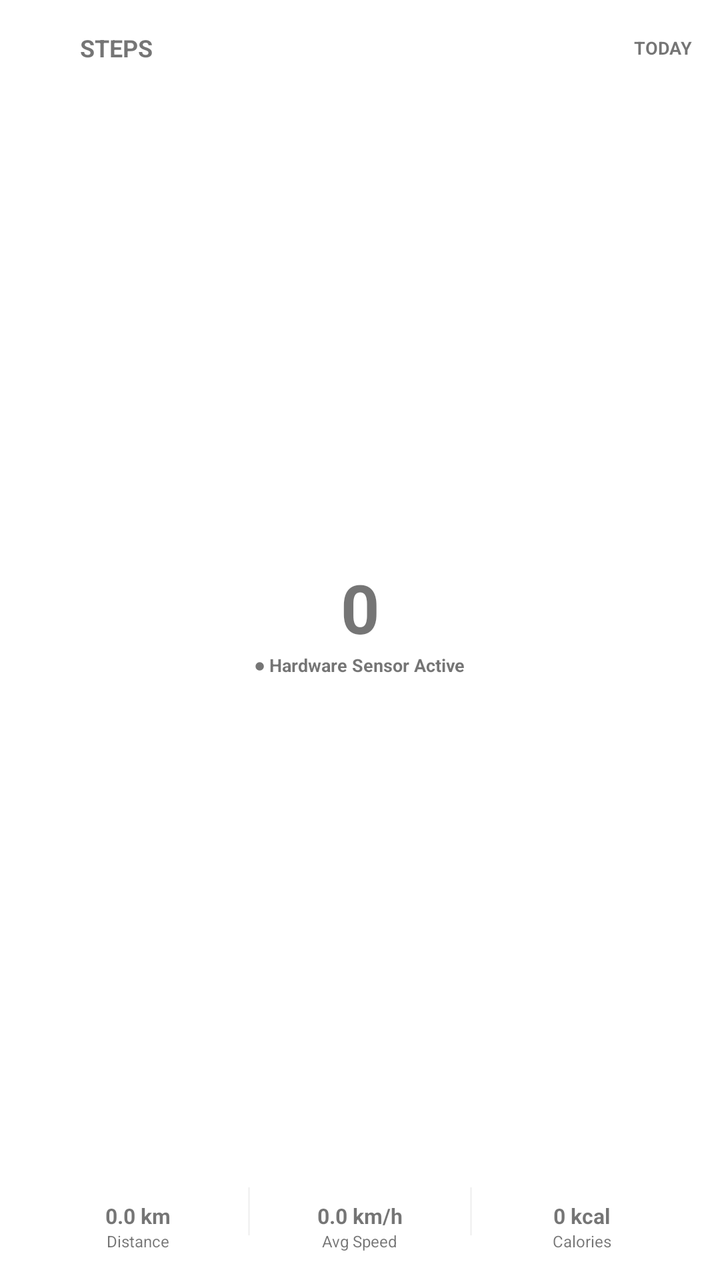
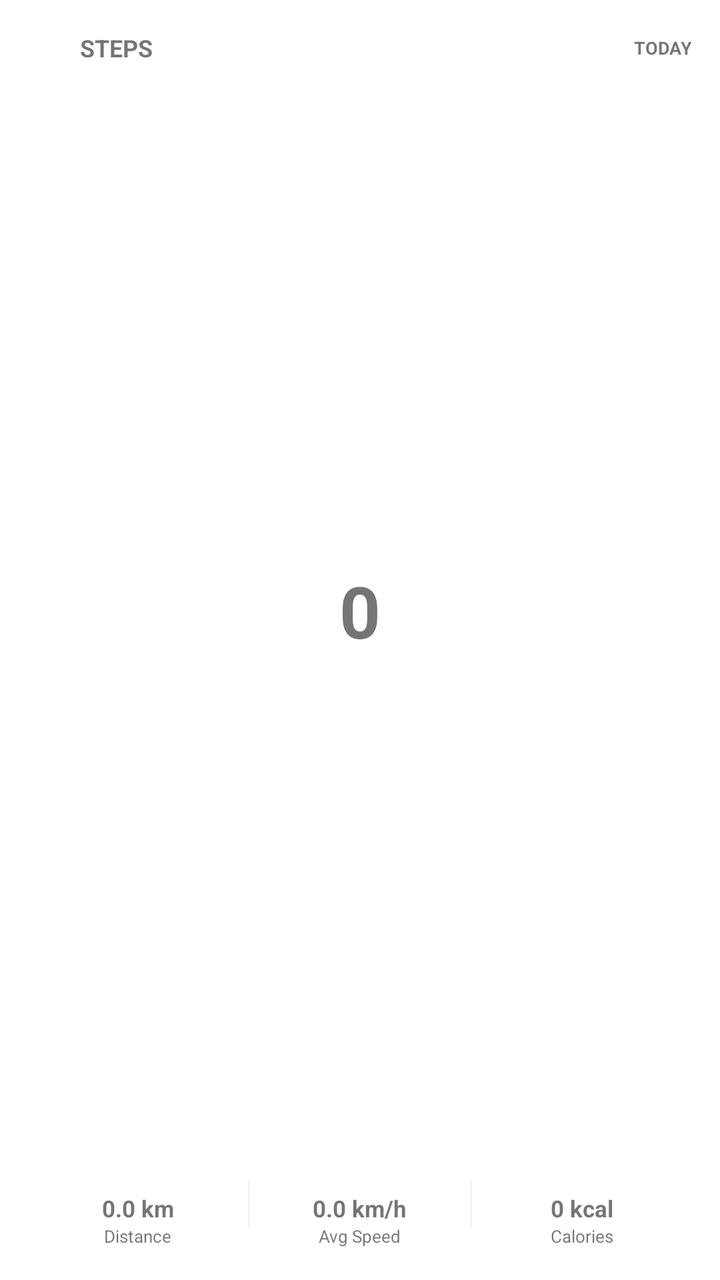

Screens rendered from an Android XML layout before and after an edit, with the pre-edit source and the edit as a unified diff.
<!-- AndroidManifest.xml: fallback theme Theme.MaterialComponents.DayNight.NoActionBar -->
<!-- res/layout/widget_tooler_step.xml -->
<?xml version="1.0" encoding="utf-8"?>
<FrameLayout xmlns:android="http://schemas.android.com/apk/res/android"
    android:id="@+id/widget_step_root"
    android:layout_width="match_parent"
    android:layout_height="match_parent"
    android:padding="2dp">

    <ImageView
        android:id="@+id/widget_step_bg"
        android:layout_width="match_parent"
        android:layout_height="match_parent"
        android:scaleType="fitXY"
        android:contentDescription="Tooler Step Counter Background" />

    <LinearLayout
        android:id="@+id/widget_step_click_area"
        android:layout_width="match_parent"
        android:layout_height="match_parent"
        android:orientation="vertical"
        android:padding="12dp"
        android:clickable="true"
        android:focusable="true"
        android:background="@drawable/widget_tile_ripple">

        
        <LinearLayout
            android:layout_width="match_parent"
            android:layout_height="wrap_content"
            android:orientation="horizontal"
            android:gravity="center_vertical">

            <ImageView
                android:id="@+id/widget_step_icon"
                android:layout_width="20dp"
                android:layout_height="20dp"
                android:scaleType="fitCenter"
                android:contentDescription="Step Icon" />

            <TextView
                android:id="@+id/widget_step_title"
                android:layout_width="0dp"
                android:layout_height="wrap_content"
                android:layout_weight="1"
                android:paddingStart="6dp"
                android:paddingEnd="6dp"
                android:singleLine="true"
                android:ellipsize="end"
                android:textSize="12sp"
                android:textStyle="bold"
                android:text="STEPS" />

            <TextView
                android:id="@+id/widget_step_badge"
                android:layout_width="wrap_content"
                android:layout_height="wrap_content"
                android:textSize="9sp"
                android:textStyle="bold"
                android:text="TODAY" />
        </LinearLayout>

        
        <LinearLayout
            android:layout_width="match_parent"
            android:layout_height="0dp"
            android:layout_weight="1"
            android:orientation="vertical"
            android:gravity="center">

            <TextView
                android:id="@+id/widget_step_count"
                android:layout_width="match_parent"
                android:layout_height="wrap_content"
                android:gravity="center"
                android:textSize="34sp"
                android:textStyle="bold"
                android:singleLine="true"
                android:text="0" />

            <TextView
                android:id="@+id/widget_step_status"
                android:layout_width="wrap_content"
                android:layout_height="wrap_content"
                android:textSize="9sp"
                android:textStyle="bold"
                android:text="● Hardware Sensor Active" />
        </LinearLayout>

        
        <LinearLayout
            android:layout_width="match_parent"
            android:layout_height="wrap_content"
            android:orientation="horizontal"
            android:gravity="center">

            
            <LinearLayout
                android:layout_width="0dp"
                android:layout_height="wrap_content"
                android:layout_weight="1"
                android:orientation="vertical"
                android:gravity="center">

                <ImageView
                    android:id="@+id/widget_step_dist_icon"
                    android:layout_width="15dp"
                    android:layout_height="15dp"
                    android:scaleType="fitCenter"
                    android:contentDescription="Distance" />

                <TextView
                    android:id="@+id/widget_step_dist_val"
                    android:layout_width="wrap_content"
                    android:layout_height="wrap_content"
                    android:textSize="10.5sp"
                    android:textStyle="bold"
                    android:singleLine="true"
                    android:text="0.0 km" />

                <TextView
                    android:id="@+id/widget_step_dist_lbl"
                    android:layout_width="wrap_content"
                    android:layout_height="wrap_content"
                    android:textSize="8sp"
                    android:text="Distance" />
            </LinearLayout>

            <View
                android:layout_width="1dp"
                android:layout_height="24dp"
                android:background="#1A888888" />

            
            <LinearLayout
                android:layout_width="0dp"
                android:layout_height="wrap_content"
                android:layout_weight="1"
                android:orientation="vertical"
                android:gravity="center">

                <ImageView
                    android:id="@+id/widget_step_speed_icon"
                    android:layout_width="15dp"
                    android:layout_height="15dp"
                    android:scaleType="fitCenter"
                    android:contentDescription="Avg Speed" />

                <TextView
                    android:id="@+id/widget_step_speed_val"
                    android:layout_width="wrap_content"
                    android:layout_height="wrap_content"
                    android:textSize="10.5sp"
                    android:textStyle="bold"
                    android:singleLine="true"
                    android:text="0.0 km/h" />

                <TextView
                    android:id="@+id/widget_step_speed_lbl"
                    android:layout_width="wrap_content"
                    android:layout_height="wrap_content"
                    android:textSize="8sp"
                    android:text="Avg Speed" />
            </LinearLayout>

            <View
                android:layout_width="1dp"
                android:layout_height="24dp"
                android:background="#1A888888" />

            
            <LinearLayout
                android:layout_width="0dp"
                android:layout_height="wrap_content"
                android:layout_weight="1"
                android:orientation="vertical"
                android:gravity="center">

                <ImageView
                    android:id="@+id/widget_step_cal_icon"
                    android:layout_width="15dp"
                    android:layout_height="15dp"
                    android:scaleType="fitCenter"
                    android:contentDescription="Calories" />

                <TextView
                    android:id="@+id/widget_step_cal_val"
                    android:layout_width="wrap_content"
                    android:layout_height="wrap_content"
                    android:textSize="10.5sp"
                    android:textStyle="bold"
                    android:singleLine="true"
                    android:text="0 kcal" />

                <TextView
                    android:id="@+id/widget_step_cal_lbl"
                    android:layout_width="wrap_content"
                    android:layout_height="wrap_content"
                    android:textSize="8sp"
                    android:text="Calories" />
            </LinearLayout>
        </LinearLayout>
    </LinearLayout>

</FrameLayout>
<!-- resources referenced by this layout -->
<resources>
  <!-- drawable widget_tile_ripple (drawable) -->
  <?xml version="1.0" encoding="utf-8"?>
  <ripple xmlns:android="http://schemas.android.com/apk/res/android"
      android:color="#33FFFFFF">
      <item android:id="@android:id/mask">
          <shape android:shape="rectangle">
              <corners android:radius="18dp" />
              <solid android:color="#FFFFFFFF" />
          </shape>
      </item>
  </ripple>
</resources>

<!-- the commit's change to res/layout/widget_tooler_step.xml (unified diff, before → after) -->
@@ -71,7 +71,7 @@
                 android:layout_width="match_parent"
                 android:layout_height="wrap_content"
                 android:gravity="center"
-                android:textSize="34sp"
+                android:textSize="36sp"
                 android:textStyle="bold"
                 android:singleLine="true"
                 android:text="0" />
@@ -80,9 +80,8 @@
                 android:id="@+id/widget_step_status"
                 android:layout_width="wrap_content"
                 android:layout_height="wrap_content"
-                android:textSize="9sp"
-                android:textStyle="bold"
-                android:text="● Hardware Sensor Active" />
+                android:visibility="gone"
+                android:text="" />
         </LinearLayout>
 
         
@@ -90,6 +89,8 @@
             android:layout_width="match_parent"
             android:layout_height="wrap_content"
             android:orientation="horizontal"
+            android:paddingTop="4dp"
+            android:paddingBottom="2dp"
             android:gravity="center">
 
             
@@ -102,8 +103,8 @@
 
                 <ImageView
                     android:id="@+id/widget_step_dist_icon"
-                    android:layout_width="15dp"
-                    android:layout_height="15dp"
+                    android:layout_width="16dp"
+                    android:layout_height="16dp"
                     android:scaleType="fitCenter"
                     android:contentDescription="Distance" />
 
@@ -111,7 +112,7 @@
                     android:id="@+id/widget_step_dist_val"
                     android:layout_width="wrap_content"
                     android:layout_height="wrap_content"
-                    android:textSize="10.5sp"
+                    android:textSize="11.5sp"
                     android:textStyle="bold"
                     android:singleLine="true"
                     android:text="0.0 km" />
@@ -120,7 +121,7 @@
                     android:id="@+id/widget_step_dist_lbl"
                     android:layout_width="wrap_content"
                     android:layout_height="wrap_content"
-                    android:textSize="8sp"
+                    android:textSize="8.5sp"
                     android:text="Distance" />
             </LinearLayout>
 
@@ -139,8 +140,8 @@
 
                 <ImageView
                     android:id="@+id/widget_step_speed_icon"
-                    android:layout_width="15dp"
-                    android:layout_height="15dp"
+                    android:layout_width="16dp"
+                    android:layout_height="16dp"
                     android:scaleType="fitCenter"
                     android:contentDescription="Avg Speed" />
 
@@ -148,7 +149,7 @@
                     android:id="@+id/widget_step_speed_val"
                     android:layout_width="wrap_content"
                     android:layout_height="wrap_content"
-                    android:textSize="10.5sp"
+                    android:textSize="11.5sp"
                     android:textStyle="bold"
                     android:singleLine="true"
                     android:text="0.0 km/h" />
@@ -157,7 +158,7 @@
                     android:id="@+id/widget_step_speed_lbl"
                     android:layout_width="wrap_content"
                     android:layout_height="wrap_content"
-                    android:textSize="8sp"
+                    android:textSize="8.5sp"
                     android:text="Avg Speed" />
             </LinearLayout>
 
@@ -176,8 +177,8 @@
 
                 <ImageView
                     android:id="@+id/widget_step_cal_icon"
-                    android:layout_width="15dp"
-                    android:layout_height="15dp"
+                    android:layout_width="16dp"
+                    android:layout_height="16dp"
                     android:scaleType="fitCenter"
                     android:contentDescription="Calories" />
 
@@ -185,7 +186,7 @@
                     android:id="@+id/widget_step_cal_val"
                     android:layout_width="wrap_content"
                     android:layout_height="wrap_content"
-                    android:textSize="10.5sp"
+                    android:textSize="11.5sp"
                     android:textStyle="bold"
                     android:singleLine="true"
                     android:text="0 kcal" />
@@ -194,7 +195,7 @@
                     android:id="@+id/widget_step_cal_lbl"
                     android:layout_width="wrap_content"
                     android:layout_height="wrap_content"
-                    android:textSize="8sp"
+                    android:textSize="8.5sp"
                     android:text="Calories" />
             </LinearLayout>
         </LinearLayout>
